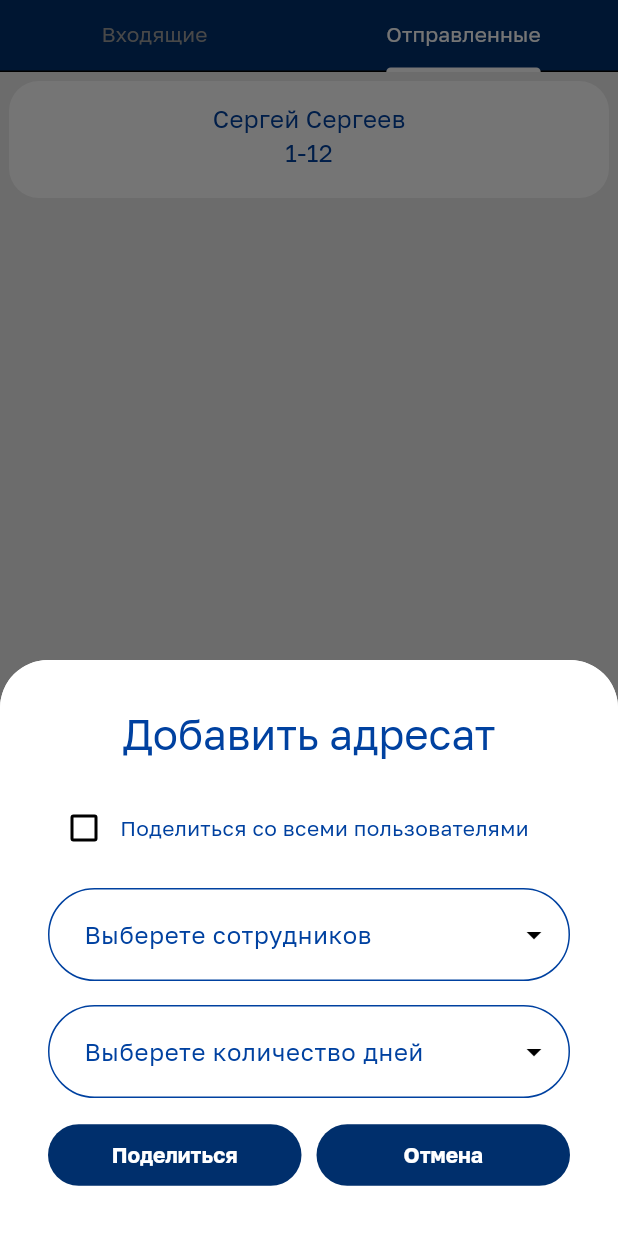
After one commit to StasShevchenko/ParkingCalendar, a Flutter app: the RequestPage screen opened directly, tab 2 chosen, after a tap on the "add" icon, on a phone screen of 412 x 824 dp. The commit adds this screen. Run offline on Flutter 3.47's test engine with Material 2 defaults, Android fonts, the phone set to English and light mode, and no system bars; drawn by our look-alikes of dropdown_search; our stand-ins replace bloc, dio, flutter_bloc, flutter_secure_storage, flutter_svg, go_router and 3 more; accounts and stored records are empty.

Commit message:
Requests page UI
* Request page was created!

* Request page update!

* Request page update!

* Ui improvements

---------

Co-authored-by: Stas <dark.knight22832@gmail.com>

```diff
--- /dev/null
+++ b/lib/presentation/pages/request_page/components/add_button_mobile.dart
@@ -0,0 +1,145 @@
+import 'package:flutter/material.dart';
+import 'package:dropdown_search/dropdown_search.dart';
+
+import '../../../../../assets/colors/app_colors.dart';
+import '../../../../../data/models/user_info.dart';
+
+class RequestBottomSheetContent extends StatefulWidget {
+  final List<UserInfo> user = [];
+
+  RequestBottomSheetContent({super.key});
+
+  @override
+  State<RequestBottomSheetContent> createState() =>
+      _RequestBottomSheetContentState();
+}
+
+class _RequestBottomSheetContentState extends State<RequestBottomSheetContent> {
+  bool isRequestAllUsers = false;
+
+  void setIgnoring() {
+    print(isRequestAllUsers);
+    setState(() {
+      isRequestAllUsers = !isRequestAllUsers;
+    });
+  }
+
+  @override
+  Widget build(BuildContext context) {
+    print('dfkjkdfj');
+    return SingleChildScrollView(
+      child: Padding(
+        padding: const EdgeInsets.all(32.0),
+        child: Column(
+          crossAxisAlignment: CrossAxisAlignment.stretch,
+          children: [
+            Text(
+              "Добавить адресат",
+              style: Theme.of(context).textTheme.titleLarge,
+              textAlign: TextAlign.center,
+            ),
+            const SizedBox(
+              height: 20,
+            ),
+            Column(
+              children: [
+                Row(
+                  children: [
+                    Checkbox(
+                        value: isRequestAllUsers,
+                        activeColor: AppColors.primaryBlue,
+                        onChanged: (_) {
+                          print('changed!');
+                          setIgnoring();
+                        }),
+                    Text("Поделиться со всеми пользователями")
+                  ],
+                ),
+                const SizedBox(
+                  height: 16,
+                ),
+                IgnorePointer(
+                  ignoring: isRequestAllUsers,
+                  child: DropdownSearch<String>.multiSelection(
+                    items: [
+                      "Марина",
+                      "Данил",
+                      "Елисей",
+                      "Даниил",
+                      "Маринэ",
+                      "Данила",
+                      "Ева",
+                      "Марк",
+                      "Аня",
+                      "Макс",
+                    ],
+
+                    //popupProps: PopupProps.menu showSelectedItems: true, showSearchBox: true ),
+                    dropdownDecoratorProps: DropDownDecoratorProps(
+                      dropdownSearchDecoration: InputDecoration(
+                        labelText: "Выберете сотрудников",
+                        hintText: "",
+                      ),
+                    ),
+                    onChanged: print,
+                  ),
+                ),
+                const SizedBox(
+                  height: 16,
+                ),
+                DropdownSearch<String>(
+                  items: [
+                    "1",
+                    "2",
+                    "3",
+                    "4",
+                    "5",
+                    "6",
+                    "7",
+                    "8",
+                    "9",
+                    "10",
+                    "11",
+                    "12",
+                    "13",
+                    "14",
+                  ],
+                  dropdownDecoratorProps: DropDownDecoratorProps(
+                    dropdownSearchDecoration: InputDecoration(
+                      labelText: "Выберете количество дней",
+                      hintText: "",
+                    ),
+                  ),
+                ),
+                const SizedBox(
+                  height: 16,
+                ),
+                Center(
+                  child: Row(
+                    crossAxisAlignment: CrossAxisAlignment.center,
+                    children: [
+                      Expanded(
+                        child: ElevatedButton(
+                            onPressed: () =>
+                                Navigator.pop(context, 'Поделиться'),
+                            child: const Text('Поделиться')),
+                      ),
+                      const SizedBox(
+                        width: 10,
+                      ),
+                      Expanded(
+                        child: ElevatedButton(
+                            onPressed: () => Navigator.pop(context, 'Отмена'),
+                            child: const Text('Отмена')),
+                      ),
+                    ],
+                  ),
+                )
+              ],
+            ),
+          ],
+        ),
+      ),
+    );
+  }
+}
--- /dev/null
+++ b/lib/presentation/pages/request_page/request_in_section.dart
@@ -0,0 +1,219 @@
+import 'package:flutter/material.dart';
+import 'package:parking_project/data/models/user_info.dart';
+
+import '../../../../assets/colors/app_colors.dart';
+
+class RequestInSection extends StatelessWidget {
+  //final UserInfo userInfo;
+  //const RequestInSection({super.key, required this.userInfo});
+
+  @override
+  Widget build(BuildContext context) {
+    return Column(
+      children: [
+        ConstrainedBox(
+          constraints: const BoxConstraints(
+            maxWidth: 623,
+            maxHeight: 90,
+          ),
+          child: Padding(
+            padding: const EdgeInsets.all(6.0),
+            child: Container(
+              decoration: BoxDecoration(
+                color: AppColors.primaryWhite,
+                borderRadius: const BorderRadius.all(Radius.circular(20)),
+              ),
+              child: Padding(
+                padding: const EdgeInsets.all(13.0),
+                child: Row(children: [
+                  Expanded(
+                    child: Column(
+                        crossAxisAlignment: CrossAxisAlignment.start,
+                        children: [
+                          Row(
+                            children: [
+                              Text(
+                                "Сергей ",
+                                style: const TextStyle(fontSize: 16),
+                              ),
+                              Text(
+                                "Сергеев",
+                                style: const TextStyle(fontSize: 16),
+                              ),
+                            ],
+                          ),
+                          Row(
+                            children: [
+                              Text(
+                                "1-",
+                                style: const TextStyle(fontSize: 16),
+                              ),
+                              Text(
+                                "12",
+                                style: const TextStyle(fontSize: 16),
+                              ),
+                            ],
+                          ),
+                        ]),
+                  ),
+                  IconButton(
+                    icon: const Icon(Icons.check),
+                    color: AppColors.primaryBlue,
+                    onPressed: () {
+                      showDialog<String>(
+                        context: context,
+                        builder: (BuildContext context) => AlertDialog(
+                          title: const Text('Подтвердите смену дат'),
+                          content: const Text(
+                              'Вы уверены, что хотите поменяться датами парковки?'),
+                          actions: <Widget>[
+                            TextButton(
+                              onPressed: () => Navigator.pop(context, 'Отмена'),
+                              child: const Text('Отмена'),
+                            ),
+                            TextButton(
+                              onPressed: () =>
+                                  Navigator.pop(context, 'Подтвердить'),
+                              child: const Text('Подтвердить'),
+                            ),
+                          ],
+                        ),
+                      );
+                    },
+                  ),
+                  //SizedBox(width: 4,),
+                  IconButton(
+                    icon: const Icon(Icons.close),
+                    color: AppColors.primaryAccentRed,
+                    onPressed: () {
+                      showDialog<String>(
+                        context: context,
+                        builder: (BuildContext context) => AlertDialog(
+                          title: const Text('Подтвердите смену дат'),
+                          content:
+                              const Text('Вы уверены, что хотите отказаться?'),
+                          actions: <Widget>[
+                            TextButton(
+                              onPressed: () => Navigator.pop(context, 'Отмена'),
+                              child: const Text('Отмена'),
+                            ),
+                            TextButton(
+                              onPressed: () =>
+                                  Navigator.pop(context, 'Подтвердить'),
+                              child: const Text('Подтвердить'),
+                            ),
+                          ],
+                        ),
+                      );
+                    },
+                  ),
+                ]),
+              ),
+            ),
+          ),
+        ),
+        ConstrainedBox(
+          constraints: const BoxConstraints(
+            maxWidth: 623,
+            maxHeight: 90,
+          ),
+          child: Padding(
+            padding: const EdgeInsets.all(6.0),
+            child: Container(
+              decoration: BoxDecoration(
+                color: AppColors.primaryWhite,
+                borderRadius: const BorderRadius.all(Radius.circular(20)),
+              ),
+              child: Padding(
+                padding: const EdgeInsets.all(13.0),
+                child: Row(children: [
+                  Expanded(
+                    child: Column(
+                        crossAxisAlignment: CrossAxisAlignment.start,
+                        children: [
+                          Row(
+                            children: [
+                              Text(
+                                "Сергей ",
+                                style: const TextStyle(fontSize: 16),
+                              ),
+                              Text(
+                                "Сергеев",
+                                style: const TextStyle(fontSize: 16),
+                              ),
+                            ],
+                          ),
+                          Row(
+                            children: [
+                              Text(
+                                "1-",
+                                style: const TextStyle(fontSize: 16),
+                              ),
+                              Text(
+                                "12",
+                                style: const TextStyle(fontSize: 16),
+                              ),
+                            ],
+                          ),
+                        ]),
+                  ),
+                  IconButton(
+                    icon: const Icon(Icons.check),
+                    color: AppColors.primaryBlue,
+                    onPressed: () {
+                      showDialog<String>(
+                        context: context,
+                        builder: (BuildContext context) => AlertDialog(
+                          title: const Text('Подтвердите смену дат'),
+                          content: const Text(
+                              'Вы уверены, что хотите поменяться датами парковки?'),
+                          actions: <Widget>[
+                            TextButton(
+                              onPressed: () => Navigator.pop(context, 'Отмена'),
+                              child: const Text('Отмена'),
+                            ),
+                            TextButton(
+                              onPressed: () =>
+                                  Navigator.pop(context, 'Подтвердить'),
+                              child: const Text('Подтвердить'),
+                            ),
+                          ],
+                        ),
+                      );
+                    },
+                  ),
+                  //SizedBox(width: 4,),
+                  IconButton(
+                    icon: const Icon(Icons.close),
+                    color: AppColors.primaryAccentRed,
+                    onPressed: () {
+                      showDialog<String>(
+                        context: context,
+                        builder: (BuildContext context) => AlertDialog(
+                          title: const Text('Подтвердите смену дат'),
+                          content:
+                              const Text('Вы уверены, что хотите отказаться?'),
+                          actions: <Widget>[
+                            TextButton(
+                              onPressed: () => Navigator.pop(context, 'Отмена'),
+                              child: const Text('Отмена'),
+                            ),
+                            TextButton(
+                              onPressed: () =>
+                                  Navigator.pop(context, 'Подтвердить'),
+                              child: const Text('Подтвердить'),
+                            ),
+                          ],
+                        ),
+                      );
+                    },
+                  ),
+                ]),
+              ),
+            ),
+          ),
+        ),
+      ],
+    );
+  }
+}
--- /dev/null
+++ b/lib/presentation/pages/request_page/request_out_section.dart
@@ -0,0 +1,71 @@
+import 'package:flutter/material.dart';
+import 'package:parking_project/data/models/user_info.dart';
+
+import '../../../../assets/colors/app_colors.dart';
+
+class RequestOutSection extends StatelessWidget {
+  //final UserInfo userInfo;
+  //const RequestOutSection({super.key, required this.userInfo});
+
+  @override
+  Widget build(BuildContext context) {
+    return Column(
+      children: [
+        ConstrainedBox(
+          constraints: const BoxConstraints(
+            maxWidth: 623,
+            maxHeight: 90,
+          ),
+          child: Padding(
+            padding: const EdgeInsets.all(6.0),
+            child: Center(
+              child: Container(
+                decoration: BoxDecoration(
+                  color: AppColors.primaryWhite,
+                  borderRadius: const BorderRadius.all(Radius.circular(20)),
+                ),
+                child: const Padding(
+                  padding: EdgeInsets.all(13.0),
+                  child: Center(
+                    child: Column(
+                      children: [
+
+                           Row(
+                            mainAxisAlignment: MainAxisAlignment.center,
+                            children: [
+                              Text(
+                                "Сергей ",
+                                style: TextStyle(fontSize: 16),
+                              ),
+                              Text(
+                                "Сергеев",
+                                style: TextStyle(fontSize: 16),
+                              ),
+                            ],
+                          ),
+
+                        Row(
+                          mainAxisAlignment: MainAxisAlignment.center,
+                          children: [
+                            Text(
+                              "1-",
+                              style: TextStyle(fontSize: 16),
+                            ),
+                            Text(
+                              "12",
+                              style: TextStyle(fontSize: 16),
+                            ),
+                          ],
+                        ),
+                      ],
+                    ),
+                  ),
+                ),
+              ),
+            ),
+          ),
+        ),
+      ],
+    );
+  }
+}
--- /dev/null
+++ b/lib/presentation/pages/request_page/request_page.dart
@@ -0,0 +1,89 @@
+import 'package:flutter/material.dart';
+import 'package:parking_project/presentation/pages/request_page/request_in_section.dart';
+import 'package:parking_project/presentation/pages/request_page/request_out_section.dart';
+import 'package:parking_project/presentation/ui_kit/bottom_sheet/show_app_bottom_sheet.dart';
+
+import '../../../../assets/colors/app_colors.dart';
+import '../../../../utils/device_info.dart';
+import 'components/add_button_alert.dart';
+import 'components/add_button_mobile.dart';
+
+class RequestPage extends StatefulWidget {
+  const RequestPage({super.key});
+
+  @override
+  State<RequestPage> createState() => _RequestPageState();
+}
+
+class _RequestPageState extends State<RequestPage> {
+
+  @override
+  Widget build(BuildContext context) {
+    final columnCount = switch (DeviceScreen.get(context)) {
+      FormFactorType.Mobile => 1,
+      FormFactorType.Tablet => 2,
+      FormFactorType.Desktop => 3
+    };
+
+    final gridChildAspectRatio = switch (DeviceScreen.get(context)) {
+      FormFactorType.Mobile => 7.0,
+      FormFactorType.Tablet => 2.0,
+      FormFactorType.Desktop => 3.0
+    };
+    return DefaultTabController(
+      length: 2,
+      child: Scaffold(
+        backgroundColor: AppColors.background,
+        appBar: MediaQuery.of(context).size.width < 880
+            ? AppBar(
+          backgroundColor: AppColors.primaryBlue,
+          toolbarHeight: 0,
+          bottom: TabBar(
+            indicatorColor: AppColors.primaryWhite,
+            labelColor: AppColors.primaryWhite,
+            unselectedLabelColor: Colors.grey,
+            tabs: const [
+              Tab(
+                text: 'Входящие',
+              ),
+              Tab(text: 'Отправленные')
+            ],
+          ),
+        )
+            : null,
+        body: MediaQuery.of(context).size.width < 880
+            ? TabBarView(
+          children: [
+            RequestInSection(),
+            RequestOutSection(),
+          ],
+        )
+            : Row(
+          children: [
+            Expanded(
+              child: RequestInSection(
+
+              ),
+            ),
+            Expanded(
+                child: RequestOutSection(
+                ),
+              ),
+          ],
+              ),
+        //RequestAlertDialog();
+        floatingActionButton: FloatingActionButton(
+          backgroundColor: AppColors.primaryBlue,
+          onPressed: () => {
+            DeviceScreen.get(context) == FormFactorType.Mobile
+                ? showAppBottomSheet(context, RequestBottomSheetContent())
+                : showDialog(
+                    context: context,
+                    builder: (context) => RequestAlertDialog())
+          },
+          child: const Icon(Icons.add),
+        ),
+      ),
+    );
+  }
+}
--- a/lib/presentation/pages/users_list_page/components/role_chip.dart
+++ b/lib/presentation/pages/users_list_page/components/role_chip.dart
@@ -16,6 +16,7 @@ class RoleChip extends StatelessWidget {
   @override
   Widget build(BuildContext context) {
     return ChoiceChip(
+        showCheckmark: false,
         side:  BorderSide(color: isSelected ? Colors.transparent : AppColors.secondaryBlue),
         label: Text(
           label,
--- a/pubspec.yaml
+++ b/pubspec.yaml
@@ -9,6 +9,7 @@ dependencies:
   flutter:
     sdk: flutter
 
+  dropdown_search: ^5.0.6
   cupertino_icons: ^1.0.2
   flutter_svg: ^2.0.7
   table_calendar: ^3.0.9
@@ -20,6 +21,7 @@ dependencies:
   jwt_decoder: ^2.0.1
   flutter_bloc: ^8.1.3
   sticky_headers: ^0.3.0+2
+
 
 dev_dependencies:
   flutter_test:
```
Also changed, not shown: lib/presentation/navigation/router.dart (+6 -8 lines), lib/presentation/pages/request_page/components/add_button_alert.dart (added, +99 -0 lines), lib/presentation/pages/request_page/components/request_item_in.dart (added, +32 -0 lines), lib/presentation/pages/request_page/components/request_item_out.dart (added, +32 -0 lines), lib/presentation/pages/users_list_page/users_list_page.dart (+15 -10 lines), pubspec.lock.
